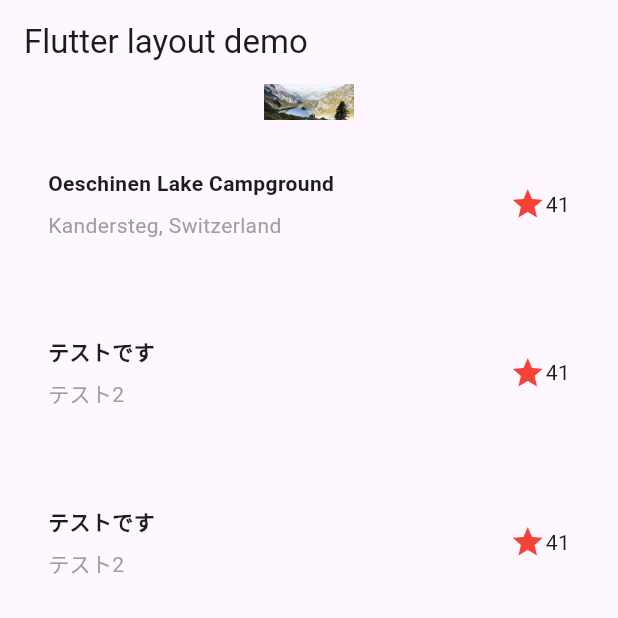
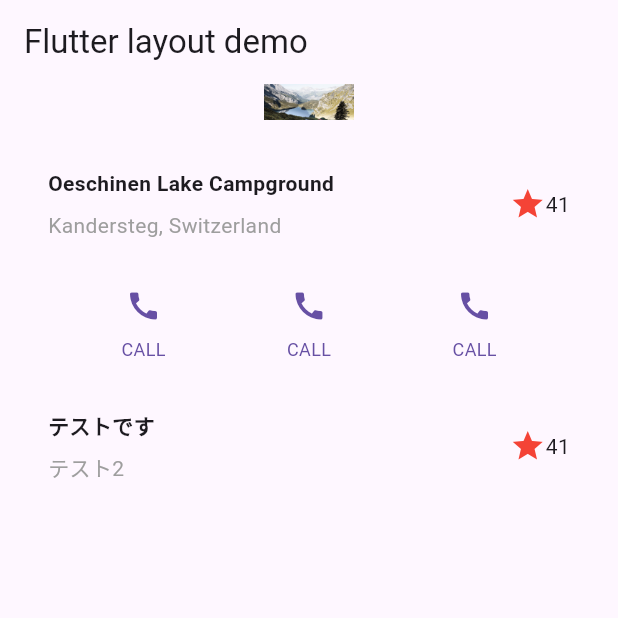
Before and after one commit to keigo-kanou-va/myapp, a Flutter app: the screen it shows after launch, on a phone screen of 412 x 824 dp, the top half of it. Run offline on Flutter 3.47's test engine with Material 3 defaults, Android fonts, the phone set to English and light mode, and no system bars.

Commit message:
ButtonSectionの完成

```diff
--- a/lib/main.dart
+++ b/lib/main.dart
@@ -22,7 +22,7 @@ class MyApp extends StatelessWidget {
               name: 'Oeschinen Lake Campground',
               location: 'Kandersteg, Switzerland',
             ),
-            TitleSection(name: 'テストです', location: 'テスト2'),
+            ButtonSection(),
             TitleSection(name: 'テストです', location: 'テスト2'),
           ],
         )),
@@ -112,3 +112,80 @@ class TitleSection extends StatelessWidget {
 }
 
 // === TitleSection ここまで===
+
+// === ButtonSection ここまで ===
+
+class ButtonSection extends StatelessWidget {
+  const ButtonSection({super.key});
+
+  @override
+  Widget build(BuildContext context) {
+    final Color color = Theme.of(context).primaryColor;
+    return SizedBox(
+      child: Row(
+        mainAxisAlignment: MainAxisAlignment.spaceEvenly,
+        children: [
+          //Row 1
+          ButtonWithText(
+            color: color,
+            icon: Icons.call,
+            label: 'CALL',
+          ),
+
+          //Row 2
+          ButtonWithText(
+            color: color,
+            icon: Icons.call,
+            label: 'CALL',
+          ),
+
+          //Row 3
+          ButtonWithText(
+            color: color,
+            icon: Icons.call,
+            label: 'CALL',
+          ),
+        ],
+      ),
+    );
+  }
+}
+
+// === ButtonWithText ここから===
+
+class ButtonWithText extends StatelessWidget {
+  const ButtonWithText({
+    super.key,
+    required this.color,
+    required this.icon,
+    required this.label,
+  });
+
+  final Color color;
+  final IconData icon;
+  final String label;
+
+  @override
+  Widget build(BuildContext context) {
+    return Column(
+      mainAxisSize: MainAxisSize.min,
+      mainAxisAlignment: MainAxisAlignment.center,
+      children: [
+        Icon(icon, color: color),
+        Padding(
+          padding: const EdgeInsets.only(top: 8),
+          child: Text(
+            label,
+            style: TextStyle(
+              fontSize: 12,
+              fontWeight: FontWeight.w400,
+              color: color,
+            ),
+          ),
+        )
+      ],
+    );
+  }
+}
+
+// === ButtonWithText ここまで ===
```
